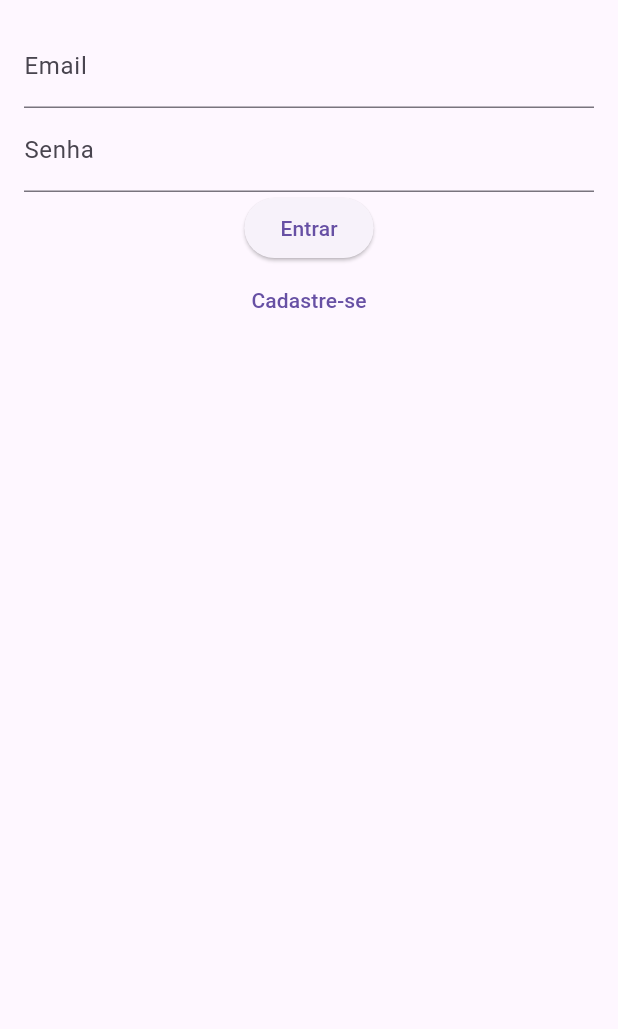
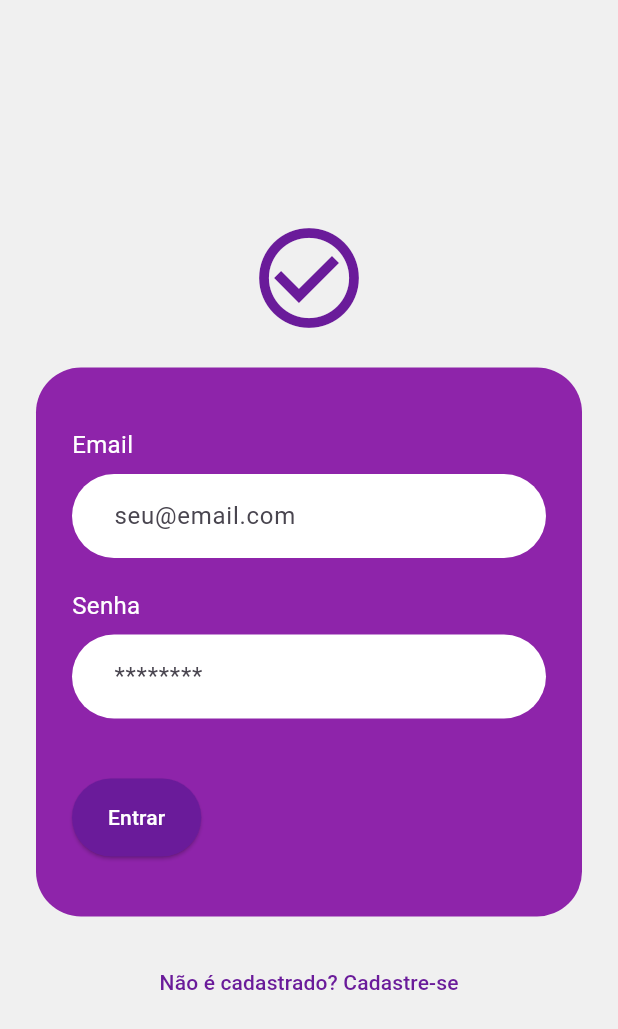
Before and after one commit to toninxl/flutter_task, a Flutter app: the screen it shows after launch, on a phone screen of 412 x 824 dp. Shown: the top 1029 px of the screen. Run offline on Flutter 3.47's test engine with Material 3 defaults, Android fonts, the phone set to English and light mode, and no system bars; our stand-ins replace cloud_firestore, firebase_auth, firebase_core, table_calendar; accounts and stored records are empty; Roboto replaces fonts that are missing (Poppins).

Commit message:
Atualiza o README.md com a descrição do projeto e instruções de execução. Remove arquivos e configurações desnecessárias para iOS, Linux e Windows, incluindo arquivos de configuração, ícones e testes. Adiciona a tela de splash ao aplicativo Flutter e implementa melhorias na tela de login e registro.

```diff
--- a/lib/main.dart
+++ b/lib/main.dart
@@ -4,6 +4,7 @@ import 'screens/login_screen.dart';
 import 'screens/register_screen.dart';
 import 'screens/calendar_screen.dart';
 import 'screens/task_list_screen.dart';
+import 'screens/splash_screen.dart';
 
 void main() async {
   WidgetsFlutterBinding.ensureInitialized();
@@ -18,8 +19,33 @@ class MyApp extends StatelessWidget {
   Widget build(BuildContext context) {
     return MaterialApp(
       title: 'Task App',
-      theme: ThemeData(brightness: Brightness.light, primarySwatch: Colors.purple),
-      initialRoute: '/login',
+      debugShowCheckedModeBanner: false,
+      theme: ThemeData(
+        brightness: Brightness.light,
+        primarySwatch: Colors.purple,
+        scaffoldBackgroundColor: const Color(0xFFF0F0F0),
+        fontFamily: 'Poppins',
+        inputDecorationTheme: InputDecorationTheme(
+          filled: true,
+          fillColor: Colors.white,
+          border: OutlineInputBorder(
+            borderRadius: BorderRadius.circular(30),
+            borderSide: BorderSide.none,
+          ),
+          contentPadding: const EdgeInsets.symmetric(vertical: 16, horizontal: 24),
+        ),
+        elevatedButtonTheme: ElevatedButtonThemeData(
+          style: ElevatedButton.styleFrom(
+            backgroundColor: const Color(0xFF6A1B9A),
+            foregroundColor: Colors.white,
+            shape: RoundedRectangleBorder(
+              borderRadius: BorderRadius.circular(30),
+            ),
+            padding: const EdgeInsets.symmetric(vertical: 16, horizontal: 24),
+          ),
+        ),
+      ),
+      home: const SplashScreen(),
       routes: {
         '/login': (_) => const LoginScreen(),
         '/register': (_) => const RegisterScreen(),
--- a/lib/screens/login_screen.dart
+++ b/lib/screens/login_screen.dart
@@ -11,8 +11,10 @@ class LoginScreen extends StatefulWidget {
 class _LoginScreenState extends State<LoginScreen> {
   final _emailCtrl = TextEditingController();
   final _passCtrl = TextEditingController();
+  bool _isLoading = false;
 
   Future<void> _login() async {
+    setState(() => _isLoading = true);
     try {
       await FirebaseAuth.instance.signInWithEmailAndPassword(
         email: _emailCtrl.text,
@@ -22,22 +24,75 @@ class _LoginScreenState extends State<LoginScreen> {
         Navigator.pushReplacementNamed(context, '/calendar');
       }
     } catch (e) {
-      // Handle error
+      if (mounted) {
+        ScaffoldMessenger.of(context).showSnackBar(
+          const SnackBar(content: Text('Email ou senha incorretos')),
+        );
+      }
+    } finally {
+      if (mounted) {
+        setState(() => _isLoading = false);
+      }
     }
   }
 
   @override
   Widget build(BuildContext context) {
     return Scaffold(
-      body: Padding(
-        padding: EdgeInsets.all(16),
-        child: Column(
-          children: [
-            TextField(controller: _emailCtrl, decoration: InputDecoration(labelText: 'Email')),
-            TextField(controller: _passCtrl, decoration: InputDecoration(labelText: 'Senha'), obscureText: true),
-            ElevatedButton(onPressed: _login, child: Text('Entrar')),
-            TextButton(onPressed: () => Navigator.pushNamed(context, '/register'), child: Text('Cadastre‑se')),
-          ],
+      body: Center(
+        child: SingleChildScrollView(
+          padding: const EdgeInsets.all(24.0),
+          child: Column(
+            mainAxisAlignment: MainAxisAlignment.center,
+            crossAxisAlignment: CrossAxisAlignment.stretch,
+            children: [
+              const Icon(Icons.check_circle_outline, size: 80, color: Color(0xFF6A1B9A)),
+              const SizedBox(height: 20),
+              Container(
+                padding: const EdgeInsets.symmetric(horizontal: 24, vertical: 40),
+                decoration: BoxDecoration(
+                  color: const Color(0xFF8E24AA),
+                  borderRadius: BorderRadius.circular(30),
+                ),
+                child: Column(
+                  crossAxisAlignment: CrossAxisAlignment.start,
+                  children: [
+                    const Text('Email', style: TextStyle(color: Colors.white, fontSize: 16)),
+                    const SizedBox(height: 8),
+                    TextField(
+                      controller: _emailCtrl,
+                      decoration: const InputDecoration(hintText: 'seu@email.com'),
+                      keyboardType: TextInputType.emailAddress,
+                    ),
+                    const SizedBox(height: 20),
+                    const Text('Senha', style: TextStyle(color: Colors.white, fontSize: 16)),
+                    const SizedBox(height: 8),
+                    TextField(
+                      controller: _passCtrl,
+                      decoration: const InputDecoration(hintText: '********'),
+                      obscureText: true,
+                    ),
+                    const SizedBox(height: 40),
+                    if (_isLoading)
+                      const Center(child: CircularProgressIndicator(color: Colors.white))
+                    else
+                      ElevatedButton(
+                        onPressed: _login,
+                        child: const Text('Entrar'),
+                      ),
+                  ],
+                ),
+              ),
+              const SizedBox(height: 20),
+              TextButton(
+                onPressed: () => Navigator.pushNamed(context, '/register'),
+                child: const Text(
+                  'Não é cadastrado? Cadastre-se',
+                  style: TextStyle(color: Color(0xFF6A1B9A)),
+                ),
+              ),
+            ],
+          ),
         ),
       ),
     );
--- a/lib/screens/task_list_screen.dart
+++ b/lib/screens/task_list_screen.dart
@@ -20,6 +20,12 @@ class TaskListScreen extends StatelessWidget {
         builder: (c, snap) {
           if (!snap.hasData) return const Center(child: CircularProgressIndicator());
           final tasks = snap.data!;
+          tasks.sort((a, b) {
+            if (a.completed != b.completed) {
+              return a.completed ? 1 : -1;
+            }
+            return a.title.compareTo(b.title);
+          });
           return ListView.builder(
             itemCount: tasks.length,
             itemBuilder: (_, i) => TaskTile(task: tasks[i], service: service),
```
Also changed, not shown: lib/screens/register_screen.dart (+60 -22 lines), lib/screens/splash_screen.dart (added, +54 -0 lines), addtask_screen.png (added), calendar_screen.png (added), login_screen.png (added), register_screen.png (added), tasklist_screen.png (added), todo_screen.png (added), 104 other files.
